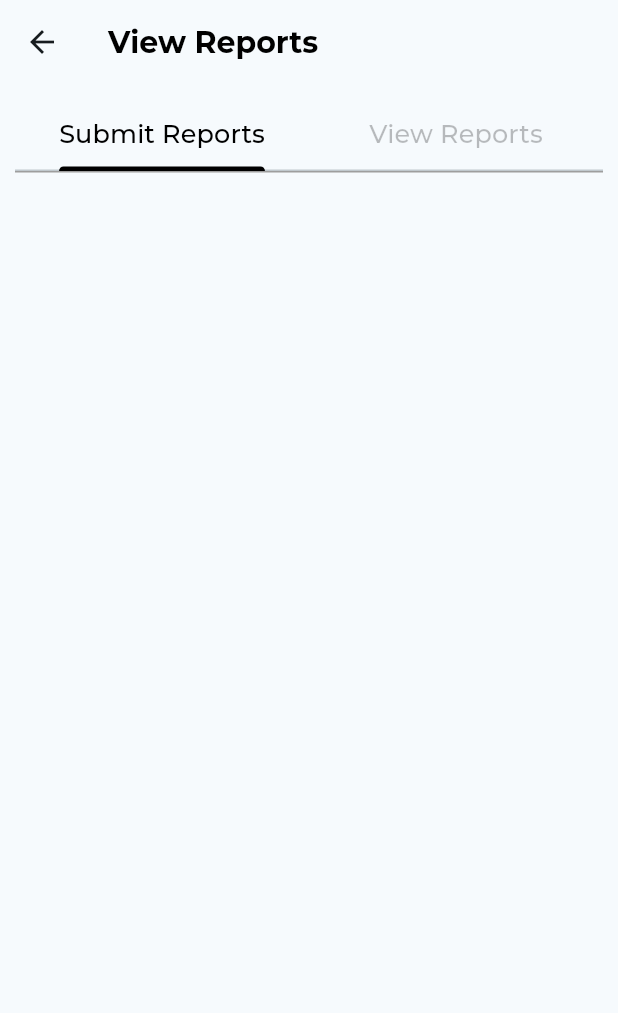
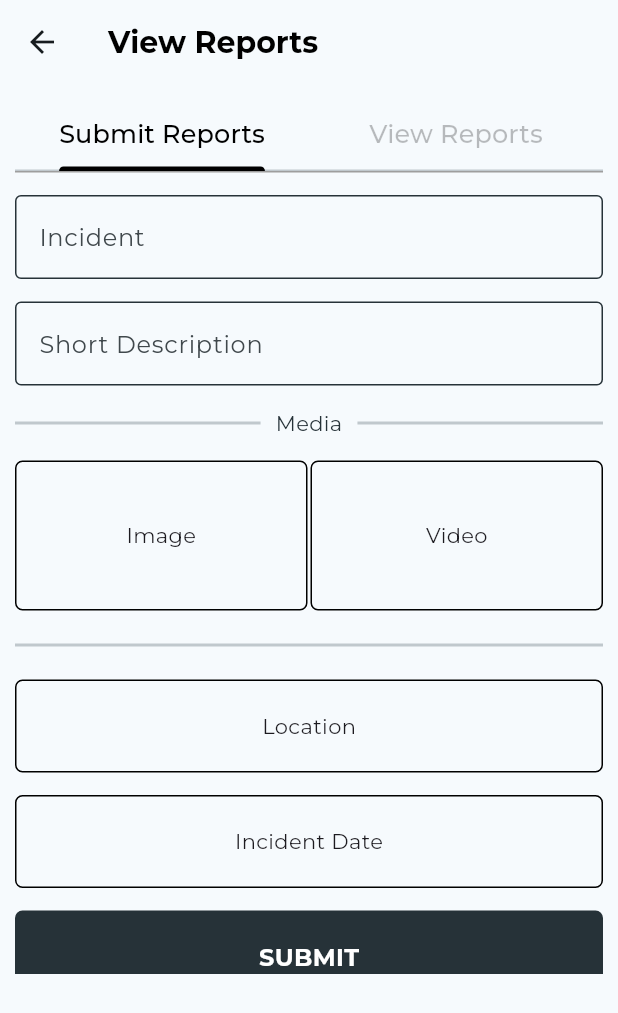
Before and after one commit to bocyej/InnOlympics-SaneTech, a Flutter app: the ReviewReportsPage screen opened directly, on a phone screen of 412 x 824 dp. Shown: the top 1013 px of the screen. Run offline on Flutter 3.47's test engine with Material 3 defaults, Android fonts, the light colour scheme and no system bars; our stand-ins replace cloud_firestore, firebase_auth, firebase_core, google_fonts, google_maps_flutter, location; accounts and stored records are empty.

Commit message:
added method

```diff
--- a/lib/screens/review_reports.dart
+++ b/lib/screens/review_reports.dart
@@ -13,6 +13,10 @@ class _ReviewReportsPageState extends State<ReviewReportsPage> {
 
   void _getInitialInfo() {
     reportscard = ReportCardModel.getReports();
+  }
+
+  void submitReport() async {
+
   }
 
   @override
@@ -92,13 +96,154 @@ class _ReviewReportsPageState extends State<ReviewReportsPage> {
     );
   }
 
-  Widget _tabOneInfo() {
+  SingleChildScrollView _tabOneInfo() {
     return SingleChildScrollView(
-      child: Column(
-        mainAxisSize: MainAxisSize.max,
-        mainAxisAlignment: MainAxisAlignment.spaceAround,
-        crossAxisAlignment: CrossAxisAlignment.center,
-        children: [],
+      child: SafeArea(
+        child: Column(
+          mainAxisSize: MainAxisSize.max,
+          mainAxisAlignment: MainAxisAlignment.spaceAround,
+          crossAxisAlignment: CrossAxisAlignment.center,
+          children: [
+            SizedBox(height: 15),
+            TextField(
+              decoration: InputDecoration(
+                labelText: 'Incident',
+                enabledBorder: OutlineInputBorder(
+                  borderSide: BorderSide(color: Colors.blueGrey.shade900),
+                ),
+                focusedBorder: OutlineInputBorder(
+                  borderSide: BorderSide(color: Colors.blueGrey.shade900),
+                ),
+              ),
+            ),
+            SizedBox(height: 15),
+            TextField(
+              decoration: InputDecoration(
+                labelText: 'Short Description',
+                enabledBorder: OutlineInputBorder(
+                  borderSide: BorderSide(color: Colors.blueGrey.shade900),
+                ),
+                focusedBorder: OutlineInputBorder(
+                  borderSide: BorderSide(color: Colors.blueGrey.shade900),
+                ),
+              ),
+            ),
+            SizedBox(height: 15),
+            Padding(
+              padding: const EdgeInsets.symmetric(horizontal: 0.0),
+              child: Row(
+                children: [
+                  Expanded(
+                    child: Divider(
+                      thickness: 2,
+                    ),
+                  ),
+                  Padding(
+                    padding: const EdgeInsets.symmetric(horizontal: 10.0),
+                    child: Text(
+                      'Media',
+                      style: TextStyle(color: Colors.blueGrey[900]),
+                    ),
+                  ),
+                  Expanded(
+                    child: Divider(
+                      thickness: 2,
+                    ),
+                  ),
+                ],
+              ),
+            ),
+            SizedBox(height: 15),
+            Row(
+              children: [
+                Container(
+                  height: 100,
+                  width: 195,
+                  padding: EdgeInsets.all(20),
+                  decoration: BoxDecoration(
+                      border: Border.all(),
+                      borderRadius: BorderRadius.circular(5)),
+                  child: Center(
+                    child: Text('Image'),
+                  ),
+                ),
+                Spacer(),
+                Container(
+                  height: 100,
+                  width: 195,
+                  padding: EdgeInsets.all(20),
+                  decoration: BoxDecoration(
+                      border: Border.all(),
+                      borderRadius: BorderRadius.circular(5)),
+                  child: Center(
+                    child: Text('Video'),
+                  ),
+                ),
+              ],
+            ),
+            SizedBox(height: 15),
+            Divider(
+              thickness: 2.0,
+            ),
+            SizedBox(height: 15),
+            Container(
+              padding: EdgeInsets.all(20),
+              decoration: BoxDecoration(
+                borderRadius: BorderRadius.circular(5),
+                border: Border.all(
+                  width: 1.0,
+                ),
+              ),
+              child: Center(
+                child: Text(
+                  'Location',
+                  style: TextStyle(
+                    fontSize: 14,
+                  ),
+                ),
+              ),
+            ),
+            SizedBox(height: 15),
+            Container(
+              padding: EdgeInsets.all(20),
+              decoration: BoxDecoration(
+                borderRadius: BorderRadius.circular(5),
+                border: Border.all(
+                  width: 1.0,
+                ),
+              ),
+              child: Center(
+                child: Text(
+                  'Incident Date',
+                  style: TextStyle(
+                    fontSize: 14,
+                  ),
+                ),
+              ),
+            ),
+            SizedBox(height: 15),
+            GestureDetector(
+              onTap: submitReport,
+              child: Container(
+                padding: EdgeInsets.all(20),
+                decoration: BoxDecoration(
+                  color: Colors.blueGrey[900],
+                  borderRadius: BorderRadius.circular(5),
+                ),
+                child: Center(
+                  child: Text(
+                    'SUBMIT',
+                    style: TextStyle(
+                      color: Colors.white,
+                      fontWeight: FontWeight.bold,
+                      fontSize: 16,
+                    ),
+                  ),
+                ),
+              ),
+            ),
+          ],
+        ),
       ),
     );
   }
```
